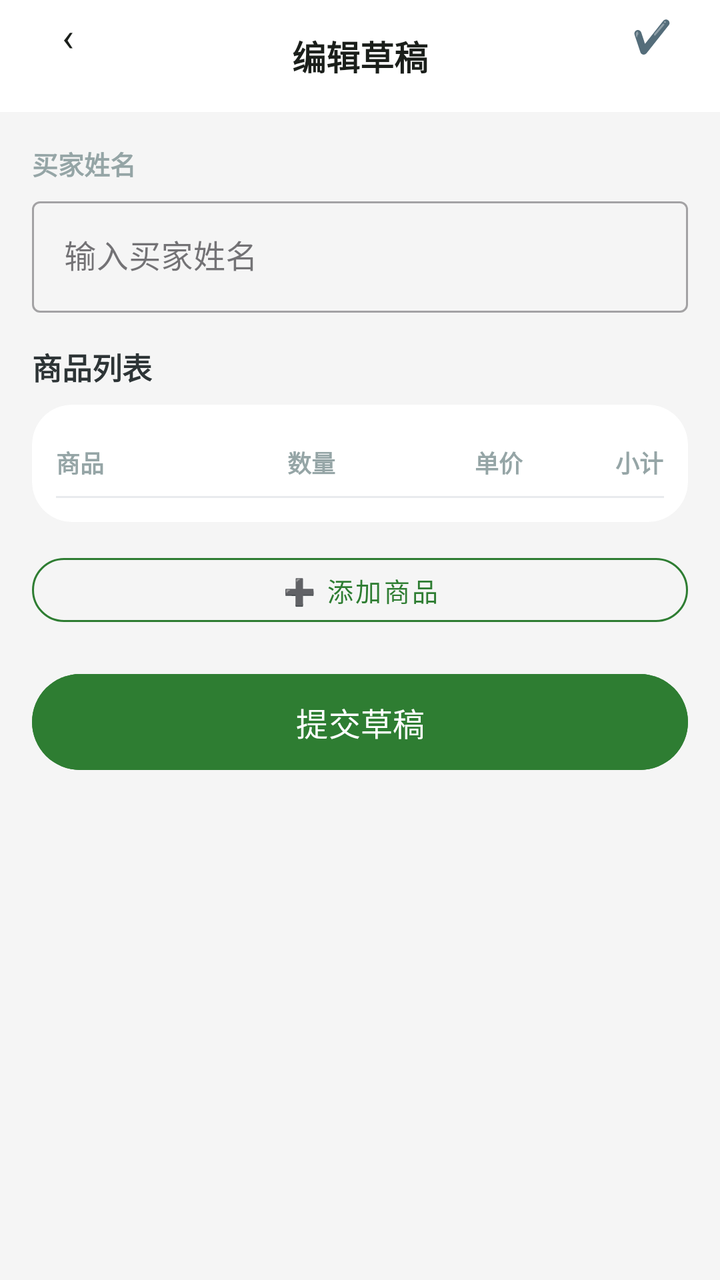
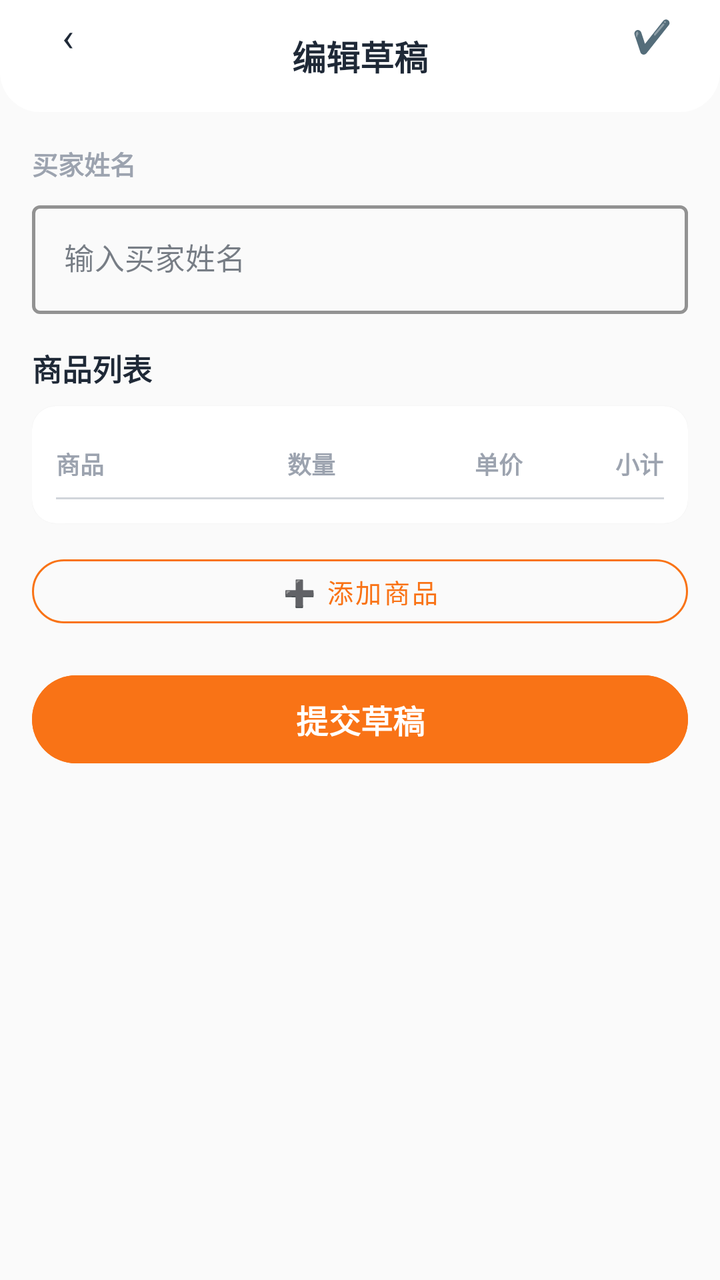

The first picture is an Android layout as it rendered before a commit; the second is the same layout after the commit. The layout source and the unified diff follow.
<!-- AndroidManifest.xml: application theme Theme.ClothingSI -->
<!-- res/layout/activity_new_order_edit.xml -->
<?xml version="1.0" encoding="utf-8"?>
<FrameLayout xmlns:android="http://schemas.android.com/apk/res/android"
    xmlns:app="http://schemas.android.com/apk/res-auto"
    android:layout_width="match_parent" android:layout_height="match_parent"
    android:background="#F5F5F5">

    <LinearLayout android:layout_width="match_parent" android:layout_height="match_parent"
        android:orientation="vertical">
        <RelativeLayout android:layout_width="match_parent" android:layout_height="56dp"
            android:background="@drawable/header_bar_bg" android:paddingHorizontal="16dp">
            <TextView android:id="@+id/btn_back" android:layout_width="36dp" android:layout_height="36dp"
                android:text="‹" android:textSize="20dp" android:textColor="@color/text_primary"
                android:gravity="center" android:background="@drawable/circle_bg" />
            <TextView android:layout_width="wrap_content" android:layout_height="wrap_content"
                android:text="编辑草稿" android:textSize="17dp" android:textStyle="bold"
                android:textColor="@color/text_primary" android:layout_centerInParent="true" />
            <TextView android:id="@+id/btn_submit_top" android:layout_width="36dp" android:layout_height="36dp"
                android:text="✔️" android:textSize="16dp" android:textColor="@color/text_primary"
                android:gravity="center" android:background="@drawable/circle_bg"
                android:layout_alignParentEnd="true" android:clickable="true" android:focusable="true" />
        </RelativeLayout>

        <ScrollView android:layout_width="match_parent" android:layout_height="match_parent"
            android:padding="16dp">
            <LinearLayout android:layout_width="match_parent" android:layout_height="wrap_content"
                android:orientation="vertical">

                
                <TextView android:layout_width="wrap_content" android:layout_height="wrap_content"
                    android:text="买家姓名" android:textSize="13dp" android:textStyle="bold"
                    android:textColor="#95A5A6" android:layout_marginBottom="4dp" />
                <com.google.android.material.textfield.TextInputLayout
                    android:layout_width="match_parent" android:layout_height="wrap_content"
                    style="@style/Widget.MaterialComponents.TextInputLayout.OutlinedBox"
                    android:layout_marginBottom="16dp">
                    <com.google.android.material.textfield.TextInputEditText android:id="@+id/et_buyer_name"
                        android:layout_width="match_parent" android:layout_height="wrap_content"
                        android:hint="输入买家姓名" />
                </com.google.android.material.textfield.TextInputLayout>

                
                <TextView android:layout_width="wrap_content" android:layout_height="wrap_content"
                    android:text="商品列表" android:textSize="15dp" android:textStyle="bold"
                    android:textColor="#2D3436" android:layout_marginBottom="8dp" />
                <androidx.cardview.widget.CardView android:layout_width="match_parent"
                    android:layout_height="wrap_content" app:cardCornerRadius="20dp" app:cardElevation="0dp"
                    android:layout_marginBottom="12dp">
                    <LinearLayout android:layout_width="match_parent" android:layout_height="wrap_content"
                        android:orientation="vertical" android:padding="12dp">
                        <TableLayout android:layout_width="match_parent" android:layout_height="wrap_content"
                            android:stretchColumns="*">
                            <TableRow android:paddingVertical="8dp">
                                <TextView android:text="商品" android:textStyle="bold" android:textSize="12dp"
                                    android:textColor="#95A5A6" android:layout_span="2" />
                                <TextView android:text="数量" android:textStyle="bold" android:textSize="12dp"
                                    android:textColor="#95A5A6" android:gravity="center" />
                                <TextView android:text="单价" android:textStyle="bold" android:textSize="12dp"
                                    android:textColor="#95A5A6" android:gravity="end" />
                                <TextView android:text="小计" android:textStyle="bold" android:textSize="12dp"
                                    android:textColor="#95A5A6" android:gravity="end" />
                            </TableRow>
                            <View android:layout_width="match_parent" android:layout_height="1dp"
                                android:background="#E8EAED" />
                        </TableLayout>
                        <LinearLayout android:id="@+id/layout_draft_items"
                            android:layout_width="match_parent" android:layout_height="wrap_content"
                            android:orientation="vertical" />
                    </LinearLayout>
                </androidx.cardview.widget.CardView>

                <com.google.android.material.button.MaterialButton android:id="@+id/btn_add_product_to_draft"
                    android:layout_width="match_parent" android:layout_height="44dp"
                    android:text="➕ 添加商品" android:textSize="13dp"
                    style="@style/Widget.MaterialComponents.Button.OutlinedButton"
                    app:cornerRadius="22dp" app:strokeColor="@color/primary"
                    android:textColor="@color/primary" android:layout_marginBottom="16dp" />

                <com.google.android.material.button.MaterialButton android:id="@+id/btn_draft_submit"
                    android:layout_width="match_parent" android:layout_height="56dp"
                    android:text="提交草稿" android:textSize="16dp" app:cornerRadius="28dp"
                    android:backgroundTint="@color/primary" />

            </LinearLayout>
        </ScrollView>
    </LinearLayout>

</FrameLayout>
<!-- resources referenced by this layout -->
<resources>
  <color name="primary">#2E7D32</color>
  <color name="text_primary">#1B1F1B</color>
  <!-- drawable circle_bg (drawable) -->
  <?xml version="1.0" encoding="utf-8"?>
  <shape xmlns:android="http://schemas.android.com/apk/res/android" android:shape="oval">
      <solid android:color="#26FFFFFF" />
  </shape>
  <!-- drawable header_bar_bg (drawable) -->
  <?xml version="1.0" encoding="utf-8"?>
  <shape xmlns:android="http://schemas.android.com/apk/res/android" android:shape="rectangle">
      <solid android:color="#FFFFFF" />
  </shape>
  <style name="Theme.ClothingSI" parent="Theme.Material3.Light.NoActionBar">
          <item name="colorPrimary">@color/primary</item>
          <item name="colorPrimaryDark">@color/primary_dark</item>
          <item name="colorAccent">@color/accent</item>
          <item name="android:statusBarColor">@android:color/transparent</item>
          <item name="android:navigationBarColor">@color/white</item>
          
          <item name="android:windowLightStatusBar">true</item>
          
          <item name="android:fontFamily">sans-serif</item>
          <item name="android:textViewStyle">@style/TextView.Base</item>
      </style>
  <color name="primary_dark">#1B5E20</color>
  <color name="accent">#66BB6A</color>
  <color name="white">#FFFFFF</color>
  <style name="TextView.Base" parent="android:Widget.TextView">
          <item name="android:fontFamily">sans-serif</item>
      </style>
</resources>

<!-- the commit's change to res/layout/activity_new_order_edit.xml (unified diff, before → after) -->
@@ -2,20 +2,20 @@
 <FrameLayout xmlns:android="http://schemas.android.com/apk/res/android"
     xmlns:app="http://schemas.android.com/apk/res-auto"
     android:layout_width="match_parent" android:layout_height="match_parent"
-    android:background="#F5F5F5">
+    android:background="@color/md_surface_container_low">
 
     <LinearLayout android:layout_width="match_parent" android:layout_height="match_parent"
         android:orientation="vertical">
         <RelativeLayout android:layout_width="match_parent" android:layout_height="56dp"
             android:background="@drawable/header_bar_bg" android:paddingHorizontal="16dp">
             <TextView android:id="@+id/btn_back" android:layout_width="36dp" android:layout_height="36dp"
-                android:text="‹" android:textSize="20dp" android:textColor="@color/text_primary"
+                android:text="‹" android:textSize="20sp" android:textColor="@color/md_on_surface"
                 android:gravity="center" android:background="@drawable/circle_bg" />
             <TextView android:layout_width="wrap_content" android:layout_height="wrap_content"
-                android:text="编辑草稿" android:textSize="17dp" android:textStyle="bold"
-                android:textColor="@color/text_primary" android:layout_centerInParent="true" />
+                android:text="编辑草稿" android:textSize="17sp" android:textStyle="bold"
+                android:textColor="@color/md_on_surface" android:layout_centerInParent="true" />
             <TextView android:id="@+id/btn_submit_top" android:layout_width="36dp" android:layout_height="36dp"
-                android:text="✔️" android:textSize="16dp" android:textColor="@color/text_primary"
+                android:text="✔️" android:textSize="16sp" android:textColor="@color/md_on_surface"
                 android:gravity="center" android:background="@drawable/circle_bg"
                 android:layout_alignParentEnd="true" android:clickable="true" android:focusable="true" />
         </RelativeLayout>
@@ -27,40 +27,41 @@
 
                 
                 <TextView android:layout_width="wrap_content" android:layout_height="wrap_content"
-                    android:text="买家姓名" android:textSize="13dp" android:textStyle="bold"
-                    android:textColor="#95A5A6" android:layout_marginBottom="4dp" />
+                    android:text="买家姓名" android:textSize="13sp" android:textStyle="bold"
+                    android:textColor="@color/md_on_surface_variant" android:layout_marginBottom="6dp" />
                 <com.google.android.material.textfield.TextInputLayout
                     android:layout_width="match_parent" android:layout_height="wrap_content"
                     style="@style/Widget.MaterialComponents.TextInputLayout.OutlinedBox"
-                    android:layout_marginBottom="16dp">
+                    app:boxStrokeColor="@color/md_primary" app:boxStrokeWidth="1.5dp"
+                    android:layout_marginBottom="16dp" android:hint="输入买家姓名">
                     <com.google.android.material.textfield.TextInputEditText android:id="@+id/et_buyer_name"
                         android:layout_width="match_parent" android:layout_height="wrap_content"
-                        android:hint="输入买家姓名" />
+                        android:textSize="15sp" />
                 </com.google.android.material.textfield.TextInputLayout>
 
                 
                 <TextView android:layout_width="wrap_content" android:layout_height="wrap_content"
-                    android:text="商品列表" android:textSize="15dp" android:textStyle="bold"
-                    android:textColor="#2D3436" android:layout_marginBottom="8dp" />
+                    android:text="商品列表" android:textSize="15sp" android:textStyle="bold"
+                    android:textColor="@color/md_on_surface" android:layout_marginBottom="8dp" />
                 <androidx.cardview.widget.CardView android:layout_width="match_parent"
-                    android:layout_height="wrap_content" app:cardCornerRadius="20dp" app:cardElevation="0dp"
+                    android:layout_height="wrap_content" app:cardCornerRadius="12dp" app:cardElevation="1dp"
                     android:layout_marginBottom="12dp">
                     <LinearLayout android:layout_width="match_parent" android:layout_height="wrap_content"
                         android:orientation="vertical" android:padding="12dp">
                         <TableLayout android:layout_width="match_parent" android:layout_height="wrap_content"
                             android:stretchColumns="*">
                             <TableRow android:paddingVertical="8dp">
-                                <TextView android:text="商品" android:textStyle="bold" android:textSize="12dp"
-                                    android:textColor="#95A5A6" android:layout_span="2" />
-                                <TextView android:text="数量" android:textStyle="bold" android:textSize="12dp"
-                                    android:textColor="#95A5A6" android:gravity="center" />
-                                <TextView android:text="单价" android:textStyle="bold" android:textSize="12dp"
-                                    android:textColor="#95A5A6" android:gravity="end" />
-                                <TextView android:text="小计" android:textStyle="bold" android:textSize="12dp"
-                                    android:textColor="#95A5A6" android:gravity="end" />
+                                <TextView android:text="商品" android:textStyle="bold" android:textSize="12sp"
+                                    android:textColor="@color/md_on_surface_variant" android:layout_span="2" />
+                                <TextView android:text="数量" android:textStyle="bold" android:textSize="12sp"
+                                    android:textColor="@color/md_on_surface_variant" android:gravity="center" />
+                                <TextView android:text="单价" android:textStyle="bold" android:textSize="12sp"
+                                    android:textColor="@color/md_on_surface_variant" android:gravity="end" />
+                                <TextView android:text="小计" android:textStyle="bold" android:textSize="12sp"
+                                    android:textColor="@color/md_on_surface_variant" android:gravity="end" />
                             </TableRow>
                             <View android:layout_width="match_parent" android:layout_height="1dp"
-                                android:background="#E8EAED" />
+                                android:background="@color/md_outline_variant" />
                         </TableLayout>
                         <LinearLayout android:id="@+id/layout_draft_items"
                             android:layout_width="match_parent" android:layout_height="wrap_content"
@@ -70,18 +71,18 @@
 
                 <com.google.android.material.button.MaterialButton android:id="@+id/btn_add_product_to_draft"
                     android:layout_width="match_parent" android:layout_height="44dp"
-                    android:text="➕ 添加商品" android:textSize="13dp"
+                    android:text="➕ 添加商品" android:textSize="13sp"
                     style="@style/Widget.MaterialComponents.Button.OutlinedButton"
-                    app:cornerRadius="22dp" app:strokeColor="@color/primary"
-                    android:textColor="@color/primary" android:layout_marginBottom="16dp" />
+                    app:cornerRadius="22dp" app:strokeColor="@color/md_primary"
+                    android:textColor="@color/md_primary" android:layout_marginBottom="16dp" />
 
                 <com.google.android.material.button.MaterialButton android:id="@+id/btn_draft_submit"
-                    android:layout_width="match_parent" android:layout_height="56dp"
-                    android:text="提交草稿" android:textSize="16dp" app:cornerRadius="28dp"
-                    android:backgroundTint="@color/primary" />
-
+                    android:layout_width="match_parent" android:layout_height="52dp"
+                    android:text="提交草稿" android:textSize="16sp" android:textStyle="bold"
+                    app:cornerRadius="26dp"
+                    android:backgroundTint="@color/md_primary"
+                    android:textColor="@color/md_on_primary" />
             </LinearLayout>
         </ScrollView>
     </LinearLayout>
-
 </FrameLayout>
<!-- resource entries referenced after the edit -->
@@ -1,7 +1,11 @@
 <!-- resources referenced by this layout -->
 <resources>
-  <color name="primary">#2E7D32</color>
-  <color name="text_primary">#1B1F1B</color>
+  <color name="md_on_primary">#FFFFFF</color>
+  <color name="md_on_surface">#1F2937</color>
+  <color name="md_on_surface_variant">#9CA3AF</color>
+  <color name="md_outline_variant">#D1D5DB</color>
+  <color name="md_primary">#F97316</color>
+  <color name="md_surface_container_low">#FAFAFA</color>
   <!-- drawable circle_bg (drawable) -->
   <?xml version="1.0" encoding="utf-8"?>
   <shape xmlns:android="http://schemas.android.com/apk/res/android" android:shape="oval">
@@ -10,23 +14,55 @@
   <!-- drawable header_bar_bg (drawable) -->
   <?xml version="1.0" encoding="utf-8"?>
   <shape xmlns:android="http://schemas.android.com/apk/res/android" android:shape="rectangle">
-      <solid android:color="#FFFFFF" />
+      <solid android:color="@color/md_surface" />
+      <corners android:topLeftRadius="0dp" android:topRightRadius="0dp" android:bottomLeftRadius="20dp" android:bottomRightRadius="20dp" />
   </shape>
   <style name="Theme.ClothingSI" parent="Theme.Material3.Light.NoActionBar">
-          <item name="colorPrimary">@color/primary</item>
-          <item name="colorPrimaryDark">@color/primary_dark</item>
-          <item name="colorAccent">@color/accent</item>
+          
+          <item name="colorPrimary">@color/md_primary</item>
+          <item name="colorOnPrimary">@color/md_on_primary</item>
+          <item name="colorPrimaryContainer">@color/md_primary_container</item>
+          <item name="colorOnPrimaryContainer">@color/md_on_primary_container</item>
+  
+          
+          <item name="colorSecondary">@color/md_secondary</item>
+          <item name="colorOnSecondary">@color/md_on_secondary</item>
+          <item name="colorSecondaryContainer">@color/md_secondary_container</item>
+          <item name="colorOnSecondaryContainer">@color/md_on_secondary_container</item>
+  
+          
+          <item name="android:colorBackground">@color/md_surface_container_low</item>
+          <item name="colorSurface">@color/md_surface</item>
+          <item name="colorOnSurface">@color/md_on_surface</item>
+          <item name="colorOnSurfaceVariant">@color/md_on_surface_variant</item>
+  
+          
+          <item name="colorOutline">@color/md_outline</item>
+          <item name="colorOutlineVariant">@color/md_outline_variant</item>
+  
+          
+          <item name="colorError">@color/md_error</item>
+          <item name="colorOnError">@color/md_on_error</item>
+  
+          
           <item name="android:statusBarColor">@android:color/transparent</item>
-          <item name="android:navigationBarColor">@color/white</item>
-          
+          <item name="android:navigationBarColor">@color/md_surface</item>
           <item name="android:windowLightStatusBar">true</item>
+  
           
           <item name="android:fontFamily">sans-serif</item>
           <item name="android:textViewStyle">@style/TextView.Base</item>
       </style>
-  <color name="primary_dark">#1B5E20</color>
-  <color name="accent">#66BB6A</color>
-  <color name="white">#FFFFFF</color>
+  <color name="md_surface">#FFFFFF</color>
+  <color name="md_primary_container">#FFF7ED</color>
+  <color name="md_on_primary_container">#5C3D00</color>
+  <color name="md_secondary">#2563EB</color>
+  <color name="md_on_secondary">#FFFFFF</color>
+  <color name="md_secondary_container">#DBEAFE</color>
+  <color name="md_on_secondary_container">#001A3E</color>
+  <color name="md_outline">#9CA3AF</color>
+  <color name="md_error">#EF4444</color>
+  <color name="md_on_error">#FFFFFF</color>
   <style name="TextView.Base" parent="android:Widget.TextView">
           <item name="android:fontFamily">sans-serif</item>
       </style>
